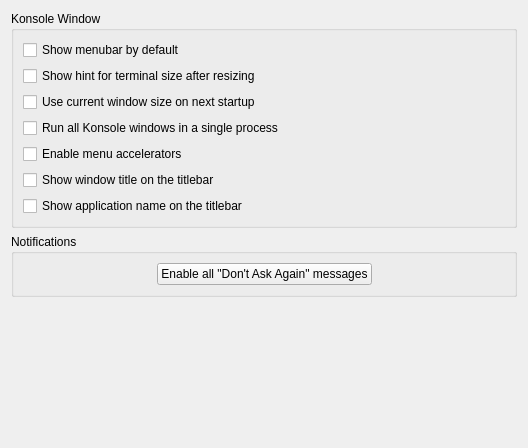
This is src/settings/GeneralSettings.ui in KDE/konsole as Qt 5 draws it before an edit. The edited form follows.
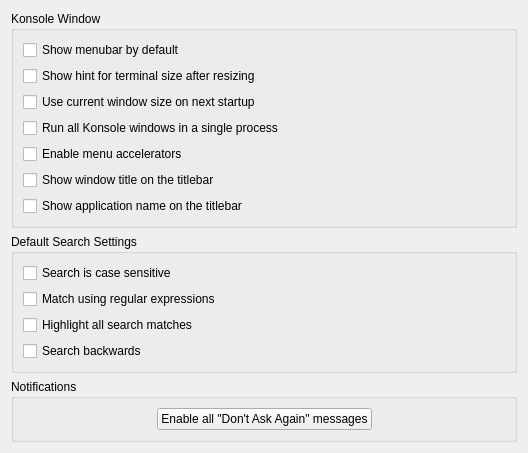
This is the edited form.

Commit message:
Add default search options to Konsole settings
Thanks to Ahmad Samir ahmadsamir3891 gmail com for patch.

Todo: any changes to the settings should auto proprogate to all tabs'
search bars.

Feature: 332601

```diff
--- a/src/settings/GeneralSettings.ui
+++ b/src/settings/GeneralSettings.ui
@@ -131,7 +131,81 @@
     </layout>
    </item>
    <item>
-    <widget class="QGroupBox" name="groupBox_2">
+    <layout class="QVBoxLayout" name="verticalLayout">
+     <property name="sizeConstraint">
+      <enum>QLayout::SetNoConstraint</enum>
+     </property>
+     <item>
+      <widget class="QGroupBox" name="groupBox_2">
+       <property name="title">
+        <string>Default Search Settings</string>
+       </property>
+       <layout class="QGridLayout" name="gridLayout">
+        <item row="0" column="0">
+         <widget class="QCheckBox" name="kcfg_SearchCaseSensitive">
+          <property name="sizePolicy">
+           <sizepolicy hsizetype="Preferred" vsizetype="Fixed">
+            <horstretch>0</horstretch>
+            <verstretch>0</verstretch>
+           </sizepolicy>
+          </property>
+          <property name="text">
+           <string>Search is case sensitive</string>
+          </property>
+          <property name="toolTip">
+              <string>Sets whether the search is case sensitive</string>
+          </property>
+         </widget>
+        </item>
+        <item row="1" column="0">
+         <widget class="QCheckBox" name="kcfg_SearchRegExpression">
+          <property name="sizePolicy">
+           <sizepolicy hsizetype="Preferred" vsizetype="Fixed">
+            <horstretch>0</horstretch>
+            <verstretch>0</verstretch>
+           </sizepolicy>
+          </property>
+          <property name="text">
+           <string>Match using regular expressions</string>
+          </property>
+         </widget>
+        </item>
+        <item row="2" column="0">
+         <widget class="QCheckBox" name="kcfg_SearchHighlightMatches">
+          <property name="sizePolicy">
+           <sizepolicy hsizetype="Preferred" vsizetype="Fixed">
+            <horstretch>0</horstretch>
+            <verstretch>0</verstretch>
+           </sizepolicy>
+          </property>
+          <property name="text">
+           <string>Highlight all search matches</string>
+          </property>
+         </widget>
+        </item>
+        <item row="3" column="0">
+         <widget class="QCheckBox" name="kcfg_SearchReverseSearch">
+          <property name="sizePolicy">
+           <sizepolicy hsizetype="Preferred" vsizetype="Fixed">
+            <horstretch>0</horstretch>
+            <verstretch>0</verstretch>
+           </sizepolicy>
+          </property>
+          <property name="text">
+           <string>Search backwards</string>
+          </property>
+          <property name="toolTip">
+           <string>Sets whether search should start from the bottom</string>
+          </property>
+         </widget>
+        </item>
+       </layout>
+      </widget>
+     </item>
+    </layout>
+   </item>
+   <item>
+    <widget class="QGroupBox" name="groupBox_3">
      <property name="sizePolicy">
       <sizepolicy hsizetype="Preferred" vsizetype="Preferred">
        <horstretch>0</horstretch>
```
The commit also changes 5 other files.
